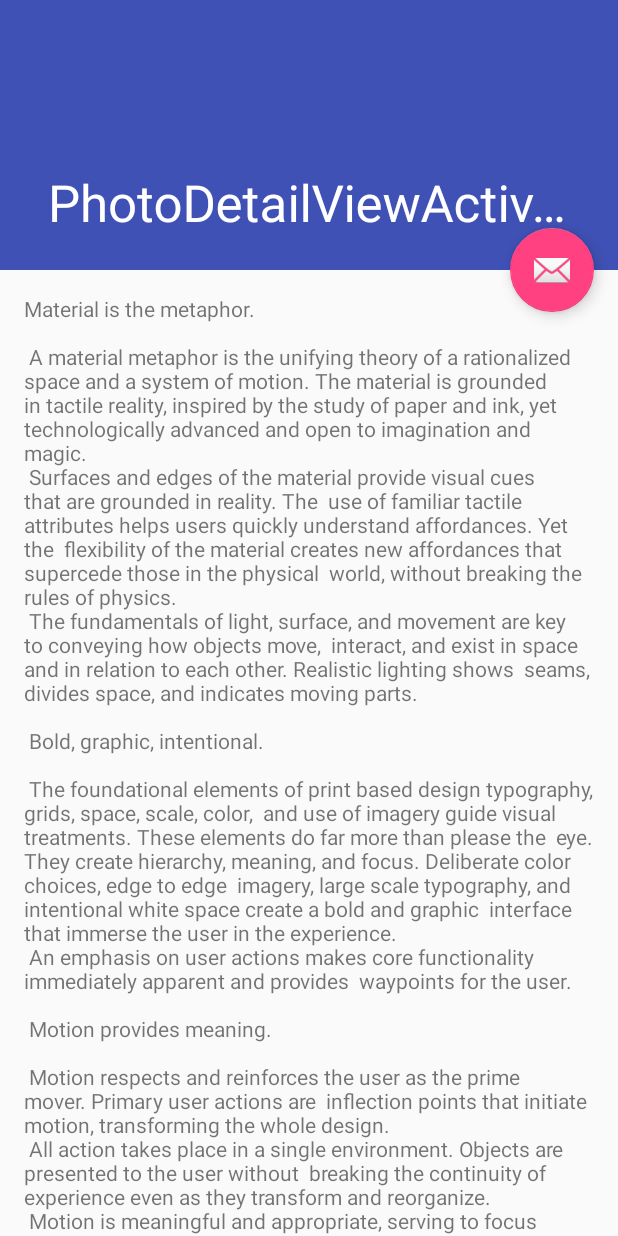
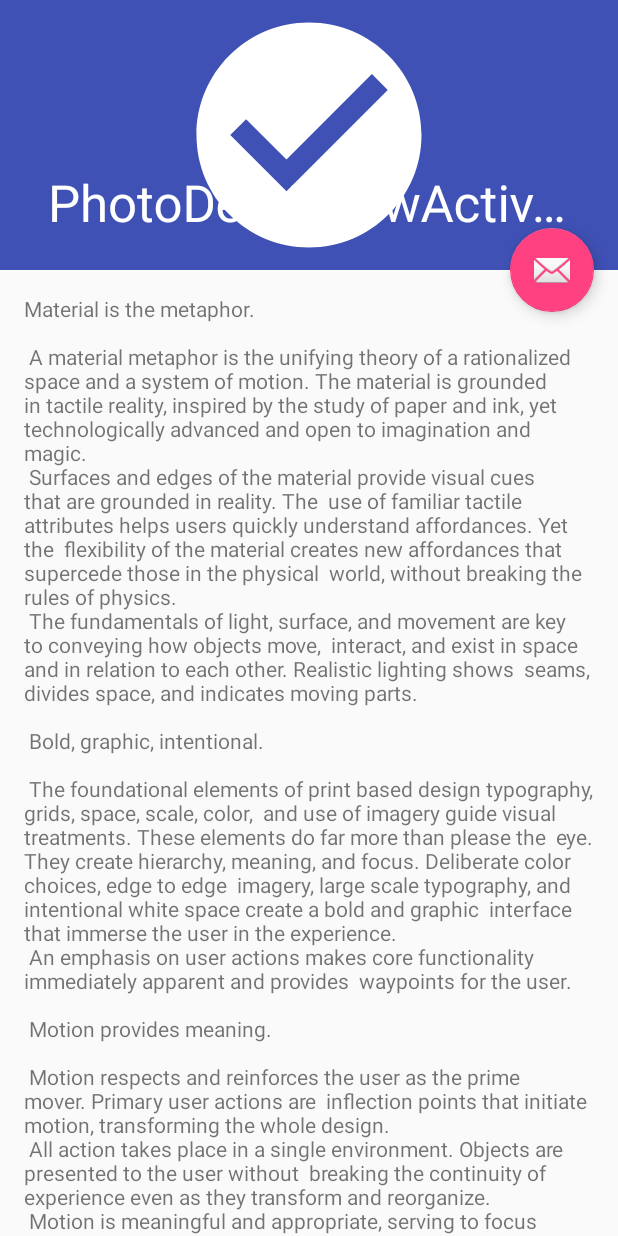
Before and after one commit to maheshgupta/DTutorials, an Android app: the PhotoDetailViewActivity screen opened directly, with no data from a screen before it, on a phone screen of 412 x 824 dp. Run offline under Robolectric (Android 15) with nearby library versions, the phone set to English and light mode, and no system bars; our stand-ins replace ButterKnife, Dagger/Hilt's generated code; pictures from the network do not load; 1 statement that could not run was skipped.

```diff
--- a/app/build.gradle
+++ b/app/build.gradle
@@ -1,4 +1,5 @@
 apply plugin: 'com.android.application'
+apply plugin: 'kotlin-android'
 
 def appCompatVersion = "25.3.1"
 def daggerVersion = "2.9";
@@ -64,6 +65,10 @@ dependencies {
 
     /*Third Party*/
     compile 'de.hdodenhof:circleimageview:2.1.0'
+    compile "org.jetbrains.kotlin:kotlin-stdlib-jre7:$kotlin_version"
 
 
 }
+repositories {
+    mavenCentral()
+}
--- a/app/src/main/AndroidManifest.xml
+++ b/app/src/main/AndroidManifest.xml
@@ -11,7 +11,7 @@
         android:label="@string/app_name"
         android:roundIcon="@mipmap/ic_launcher_round"
         android:supportsRtl="true"
-        android:theme="@style/AppTheme">
+        android:theme="@style/ApplicationTheme">
         <activity android:name=".HomeActivity">
             <intent-filter>
                 <action android:name="android.intent.action.MAIN" />
--- a/app/src/main/java/codeproject/sample/com/demotutorials/PhotoDetailViewActivity.java
+++ b/app/src/main/java/codeproject/sample/com/demotutorials/PhotoDetailViewActivity.java
@@ -1,12 +1,27 @@
 package codeproject.sample.com.demotutorials;
 
+import android.content.Intent;
 import android.os.Bundle;
+import android.support.annotation.NonNull;
 import android.support.v7.widget.Toolbar;
+import android.widget.ImageView;
+
+import com.bumptech.glide.Glide;
 
 import framework.core.BaseActivity;
+import model.service.jsonplaceholder.photo.Photo;
 
 public class PhotoDetailViewActivity extends BaseActivity {
 
+    private static final String SELECTED_PHOTO = "SELECTED_PHOTO";
+
+    private Photo selectedPhoto;
+
+    public static Intent makeIntent(@NonNull BaseActivity activity, @NonNull Photo photo) {
+        Intent intent = new Intent(activity, PhotoDetailViewActivity.class);
+        intent.putExtra(SELECTED_PHOTO, photo);
+        return intent;
+    }
 
     @Override
     public int getContentViewID() {
@@ -15,7 +30,7 @@ public class PhotoDetailViewActivity extends BaseActivity {
 
     @Override
     public String getLogTag() {
-        return null;
+        return "PhotoDetailViewActivity";
     }
 
     @Override
@@ -23,5 +38,14 @@ public class PhotoDetailViewActivity extends BaseActivity {
         super.onCreate(savedInstanceState);
         Toolbar toolbar = (Toolbar) findViewById(R.id.toolbar);
         setSupportActionBar(toolbar);
+
+        selectedPhoto = getIntent().getParcelableExtra(SELECTED_PHOTO);
+        this.initUi();
     }
+
+    private void initUi() {
+        ImageView imageView = (ImageView) findViewById(R.id.imageview_profilephoto);
+        Glide.with(this).load(this.selectedPhoto.getThumbnailUrl()).into(imageView);
+    }
+
 }
--- /dev/null
+++ b/app/src/main/java/codeproject/sample/com/demotutorials/presenters/albums/AlbumsView.java
@@ -0,0 +1,5 @@
+package codeproject.sample.com.demotutorials.presenters.albums;
+
+
+public interface AlbumsView {
+}
--- a/app/src/main/java/dagger/ApplicationComponent.java
+++ b/app/src/main/java/dagger/ApplicationComponent.java
@@ -1,10 +1,9 @@
 package dagger;
 
 
-import codeproject.sample.com.demotutorials.HomeActivity;
+import codeproject.sample.com.demotutorials.AlbumsActivity;
 import dagger.modules.AppModule;
 import dagger.modules.NetworkModule;
-import framework.core.CoreModule;
 import framework.core.RetrofitActivityModule;
 import service.core.AppApiService;
 
@@ -17,5 +16,5 @@ public interface ApplicationComponent {
 
     void inject(AppApiService appApiService);
 
-//    void inject(HomeActivity activity);
+    void inject(AlbumsActivity activity);
 }
--- a/app/src/main/java/dagger/modules/AppModule.java
+++ b/app/src/main/java/dagger/modules/AppModule.java
@@ -32,4 +32,6 @@ public class AppModule {
         return PreferenceManager.getDefaultSharedPreferences(context);
     }
 
+
+
 }
--- a/app/src/main/java/framework/core/RetrofitActivityModule.java
+++ b/app/src/main/java/framework/core/RetrofitActivityModule.java
@@ -7,6 +7,7 @@ import android.support.v7.app.AppCompatActivity;
 
 import javax.inject.Inject;
 
+import dagger.ApplicationComponent;
 import framework.DemoApplication;
 import service.retrofit.jsonplaceholder.wrapper.PhotosServiceWrapper;
 import service.retrofit.jsonplaceholder.wrapper.UsersServiceWrapper;
@@ -36,9 +37,13 @@ public class RetrofitActivityModule extends AppCompatActivity {
         this.addInjections();
     }
 
+    protected ApplicationComponent getApplicationComponent() {
+        return ((DemoApplication) getApplication()).getApplicationComponent();
+    }
+
 
     private void addInjections() {
-        ((DemoApplication) getApplication()).getApplicationComponent().inject(this);
+        getApplicationComponent().inject(this);
     }
 
     /**
--- /dev/null
+++ b/app/src/main/res/drawable-v21/ic_check_circle_white_24dp.xml
@@ -0,0 +1,4 @@
+<?xml version="1.0" encoding="UTF-8" standalone="no"?>
+<vector xmlns:android="http://schemas.android.com/apk/res/android" android:height="24dp" android:viewportHeight="24.0" android:viewportWidth="24.0" android:width="24dp">
+    <path android:fillColor="#FFFFFF" android:pathData="M12,2C6.48,2 2,6.48 2,12s4.48,10 10,10 10,-4.48 10,-10S17.52,2 12,2zM10,17l-5,-5 1.41,-1.41L10,14.17l7.59,-7.59L19,8l-9,9z"/>
+</vector>
--- /dev/null
+++ b/app/src/main/res/drawable/ic_check_circle_white_24dp.xml
@@ -0,0 +1,4 @@
+<?xml version="1.0" encoding="UTF-8" standalone="no"?>
+<vector xmlns:android="http://schemas.android.com/apk/res/android" android:height="24dp" android:viewportHeight="24.0" android:viewportWidth="24.0" android:width="24dp">
+    <path android:fillColor="#FFFFFF" android:pathData="M12,2C6.48,2 2,6.48 2,12s4.48,10 10,10 10,-4.48 10,-10S17.52,2 12,2zM10,17l-5,-5 1.41,-1.41L10,14.17l7.59,-7.59L19,8l-9,9z"/>
+</vector>
--- a/app/src/main/res/layout/activity_photo_detail_view.xml
+++ b/app/src/main/res/layout/activity_photo_detail_view.xml
@@ -29,6 +29,14 @@
                 app:layout_collapseMode="pin"
                 app:popupTheme="@style/AppTheme.PopupOverlay" />
 
+            <ImageView
+                android:id="@+id/imageview_profilephoto"
+                android:layout_width="match_parent"
+                android:layout_height="match_parent"
+                android:src="@drawable/ic_check_circle_white_24dp"
+                android:transitionName="@string/tr_profile_photo" />
+
+
         </android.support.design.widget.CollapsingToolbarLayout>
     </android.support.design.widget.AppBarLayout>
 
--- a/app/src/main/res/layout/row_album_view.xml
+++ b/app/src/main/res/layout/row_album_view.xml
@@ -8,7 +8,8 @@
     <ImageView
         android:id="@+id/image_album"
         android:layout_width="40dp"
-        android:layout_height="40dp" />
+        android:layout_height="40dp"
+        android:transitionName="@string/tr_profile_photo" />
 
     <TextView
         android:id="@+id/txtview_albumname"
--- /dev/null
+++ b/app/src/main/res/values-v21/styles.xml
@@ -0,0 +1,11 @@
+<?xml version="1.0" encoding="utf-8"?>
+<resources>
+
+    <style name="AppTheme" parent="Theme.AppCompat.Light.DarkActionBar">
+        <!-- Customize your theme here. -->
+        <item name="colorPrimary">@color/colorPrimary</item>
+        <item name="colorPrimaryDark">@color/colorPrimaryDark</item>
+        <item name="colorAccent">@color/colorAccent</item>
+        <item name="android:windowContentTransitions">true</item>
+    </style>
+</resources>
--- a/app/src/main/res/values/strings.xml
+++ b/app/src/main/res/values/strings.xml
@@ -93,4 +93,7 @@
         "when a user tries to pick up one of cards.\n\n"
     </string>
     <string name="action_settings">Settings</string>
+
+
+    <string name="tr_profile_photo">tr_profile_photo</string>
 </resources>
--- a/app/src/main/res/values/styles.xml
+++ b/app/src/main/res/values/styles.xml
@@ -1,4 +1,8 @@
 <resources>
+
+    <style name="ApplicationTheme" parent="AppTheme">
+
+    </style>
 
     <!-- Base application theme. -->
     <style name="AppTheme" parent="Theme.AppCompat.Light.DarkActionBar">
@@ -6,6 +10,8 @@
         <item name="colorPrimary">@color/colorPrimary</item>
         <item name="colorPrimaryDark">@color/colorPrimaryDark</item>
         <item name="colorAccent">@color/colorAccent</item>
+        <item name="android:windowContentTransitions">true</item>
+
     </style>
 
     <style name="AppTheme.NoActionBar">
--- a/build.gradle
+++ b/build.gradle
@@ -1,11 +1,13 @@
 // Top-level build file where you can add configuration options common to all sub-projects/modules.
 
 buildscript {
+    ext.kotlin_version = '1.1.1'
     repositories {
         jcenter()
     }
     dependencies {
         classpath 'com.android.tools.build:gradle:2.3.1'
+        classpath "org.jetbrains.kotlin:kotlin-gradle-plugin:$kotlin_version"
 
         // NOTE: Do not place your application dependencies here; they belong
         // in the individual module build.gradle files
```
Also changed, not shown: app/src/main/java/codeproject/sample/com/demotutorials/AlbumsActivity.java (+27 -5 lines), app/src/main/java/codeproject/sample/com/demotutorials/presenters/albums/AlbumsViewPresenter.java (added, +13 -0 lines), 1 other file.
